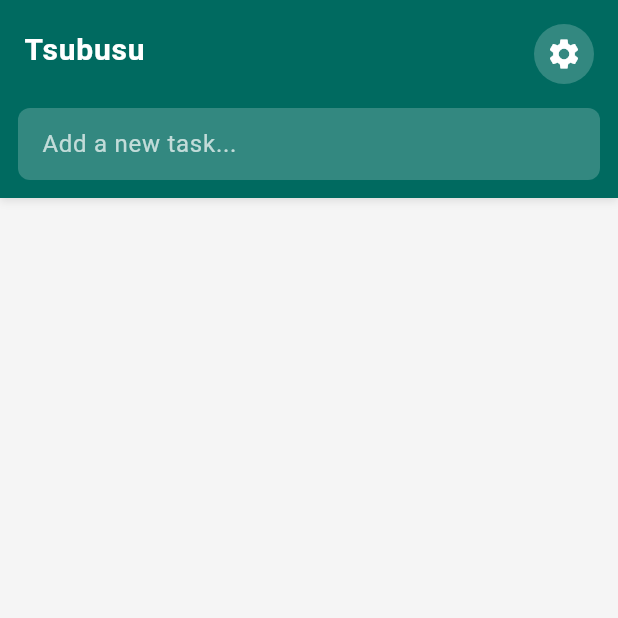
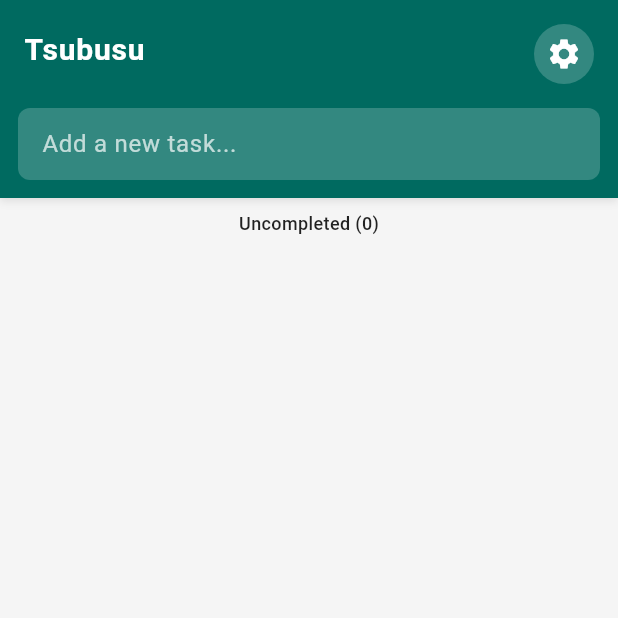
Before and after one commit to ShinyaYoshida-biomet/tsubusu, a Flutter app: the screen it shows after launch, on a phone screen of 412 x 824 dp, the top half of it. Run offline on Flutter 3.47's test engine with Material 3 defaults, Android fonts, the phone set to English and light mode, and no system bars; our stand-ins replace shared_preferences; missing offline and left inert: desktop_multi_window.

Commit message:
Show uncompleted task count

```diff
--- a/lib/widgets/organisms/todo_list.dart
+++ b/lib/widgets/organisms/todo_list.dart
@@ -62,16 +62,36 @@ class _TodoListState extends State<TodoList> {
       child: Column(
         children: [
           Expanded(
+            child: Column(
+              children: [
+                Padding(
+                  padding: const EdgeInsets.only(top: 8, bottom: 4),
+                  child: Text(
+                    'Uncompleted (${openRoots.length})',
+                    style: TextStyle(
+                      color: themeProvider.textColor,
+                      fontSize: 12,
+                      fontWeight: FontWeight.w500,
+                    ),
+                  ),
+                ),
+                Expanded(
                   child: ReorderableListView.builder(
                     padding: const EdgeInsets.all(8),
                     buildDefaultDragHandles: false,
                     itemCount: openRoots.length,
                     onReorder:
-                  (oldIndex, newIndex) =>
-                      widget.onReorderSiblings?.call(null, oldIndex, newIndex),
+                        (oldIndex, newIndex) => widget.onReorderSiblings?.call(
+                          null,
+                          oldIndex,
+                          newIndex,
+                        ),
                     itemBuilder:
                         (context, index) =>
                             _buildGroup(context, openRoots[index], index),
+                  ),
+                ),
+              ],
             ),
           ),
           if (completedRoots.isNotEmpty)
```
Also changed, not shown: 1 other file. Lines whose indentation alone changed are shown as unchanged.
